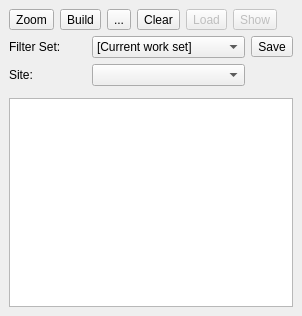
lparchaeology/ArkPlan, file filter/filter_dock_base.ui: the form before one commit.
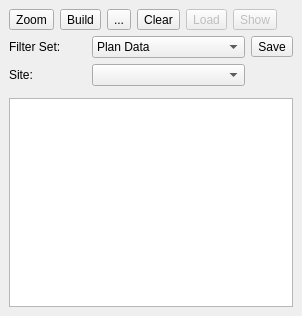
The form after the commit. Icons and pictures are not drawn. Custom widgets are drawn as their Qt base class.

The edit to the form file:
```diff
--- a/filter/filter_dock_base.ui
+++ b/filter/filter_dock_base.ui
@@ -127,7 +127,7 @@
        <widget class="QComboBox" name="filterSetCombo">
         <item>
          <property name="text">
-          <string>[Current work set]</string>
+          <string>Plan Data</string>
          </property>
         </item>
        </widget>
```
